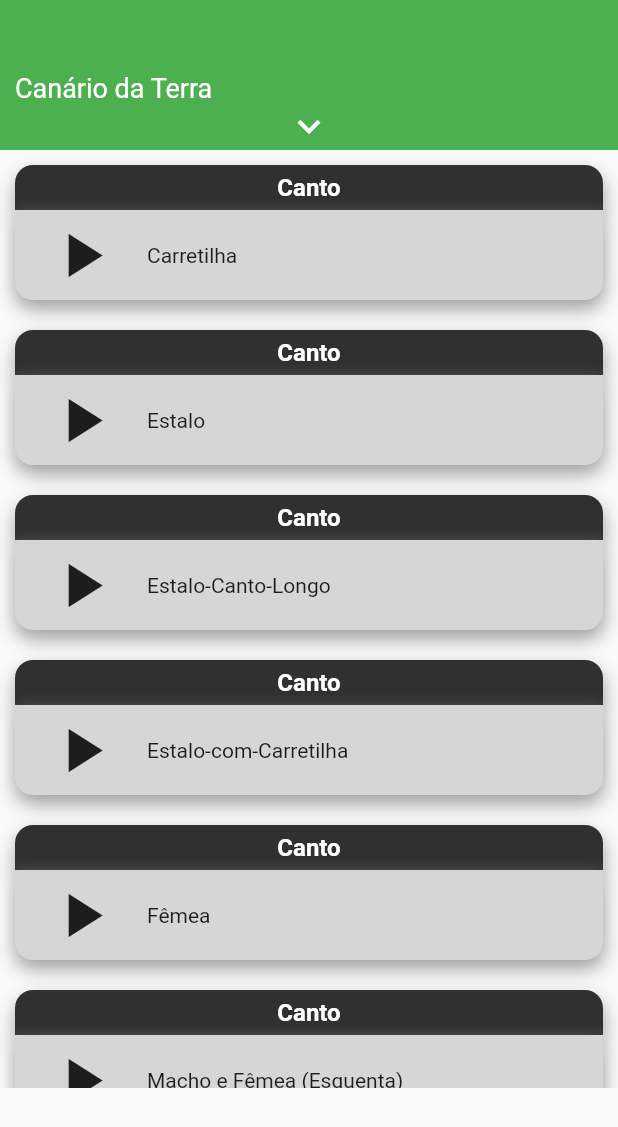
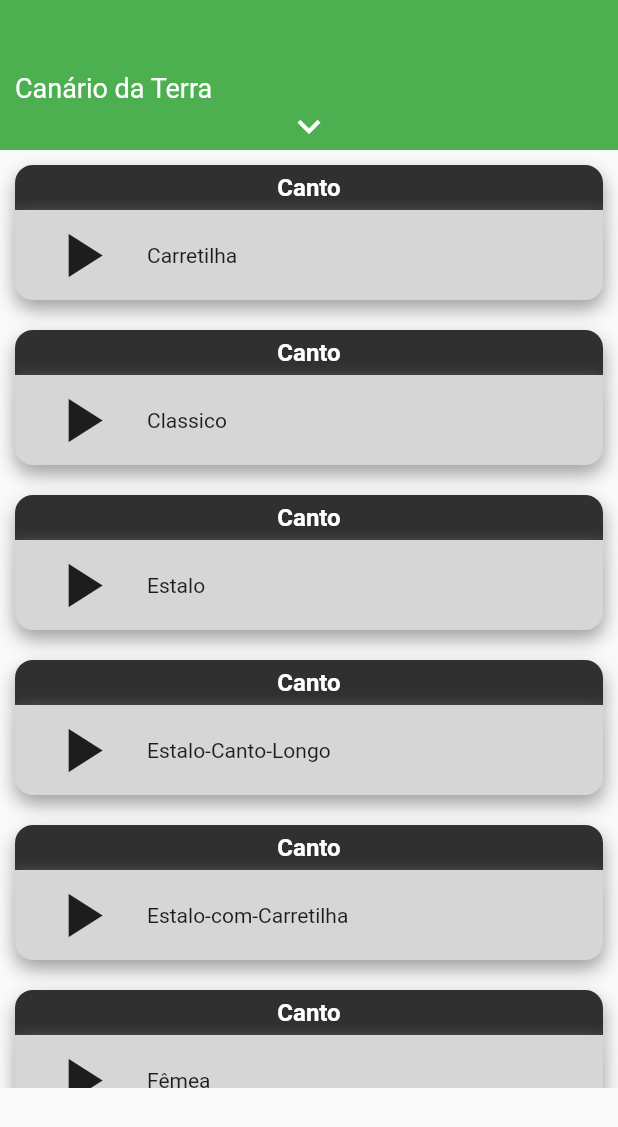
Before and after one commit to jrdutra/EstudandoFlutter, a Flutter app: the screen it shows after launch, on a phone screen of 412 x 824 dp. Shown: the top 1127 px of the screen. Run offline on Flutter 3.47's test engine with Material 2 defaults, Android fonts, the phone set to English and light mode, and no system bars; our stand-ins replace audioplayers, cloud_firestore, firebase_auth, firebase_storage, geolocator, google_maps_flutter and 5 more; missing offline and left inert: dart:ffi, firebase_admob, flutter_youtube; accounts and stored records are empty.

Commit message:
Canario da terra

```diff
--- a/canario_terra/lib/Home.dart
+++ b/canario_terra/lib/Home.dart
@@ -37,13 +37,14 @@ class _HomeState extends State<Home> {
 
   @override
   void initState() {
-    super.initState();
     //ADMOB
     FirebaseAdMob.instance.initialize(
-    appId: 'ca-app-pub-5851652075835518/8049454873'
+        appId: 'ca-app-pub-5851652075835518~6927944899'
     );
     _bannerAd = myBanner..load()..show(anchorType: AnchorType.bottom);
     //FIM ADDMOB
+    super.initState();
+
   }
 
   @override
--- a/canario_terra/lib/models/Audio.dart
+++ b/canario_terra/lib/models/Audio.dart
@@ -7,6 +7,10 @@ class Audio {
     {
       "textoAudio": "Carretilha",
       "caminhoAudio": "Carretilha.mp3"
+    },
+    {
+      "textoAudio": "Classico",
+      "caminhoAudio": "Classico.mp3"
     },
     {
       "textoAudio": "Estalo",
@@ -29,6 +33,10 @@ class Audio {
       "caminhoAudio": "machoEFemea.mp3"
     },
     {
+      "textoAudio": "Mateiro",
+      "caminhoAudio": "Mateiro.mp3"
+    },
+    {
       "textoAudio": "Metralha de 1 Nota",
       "caminhoAudio": "Metralha-1-Nota.mp3"
     },
@@ -39,6 +47,10 @@ class Audio {
     {
       "textoAudio": "Paulistinha",
       "caminhoAudio": "paulistinha.mp3"
+    },
+    {
+      "textoAudio": "Peruano",
+      "caminhoAudio": "Peruano.mp3"
     },
     {
       "textoAudio": "Retinido",
```
Also changed, not shown: canario_terra/pubspec.yaml (+11 -2 lines), canario_terraSources/Banners/1024-500.png (added), canario_terraSources/Banners/1280-720.png (added), canario_terraSources/Banners/180-120.png (added), canario_terraSources/icon.png (added), 42 other files.
